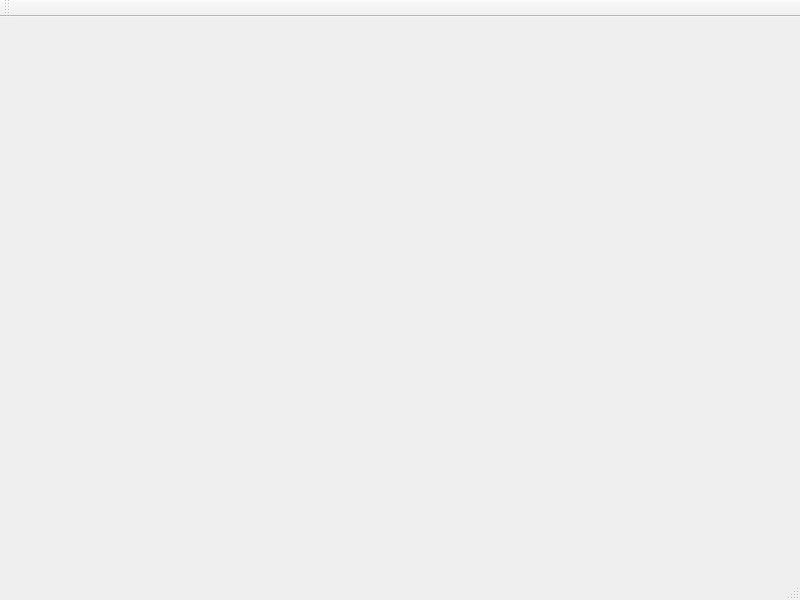
Old version of the form Client/Client/Client.ui in the repository Cosminflv/Mazecii-Veseli.
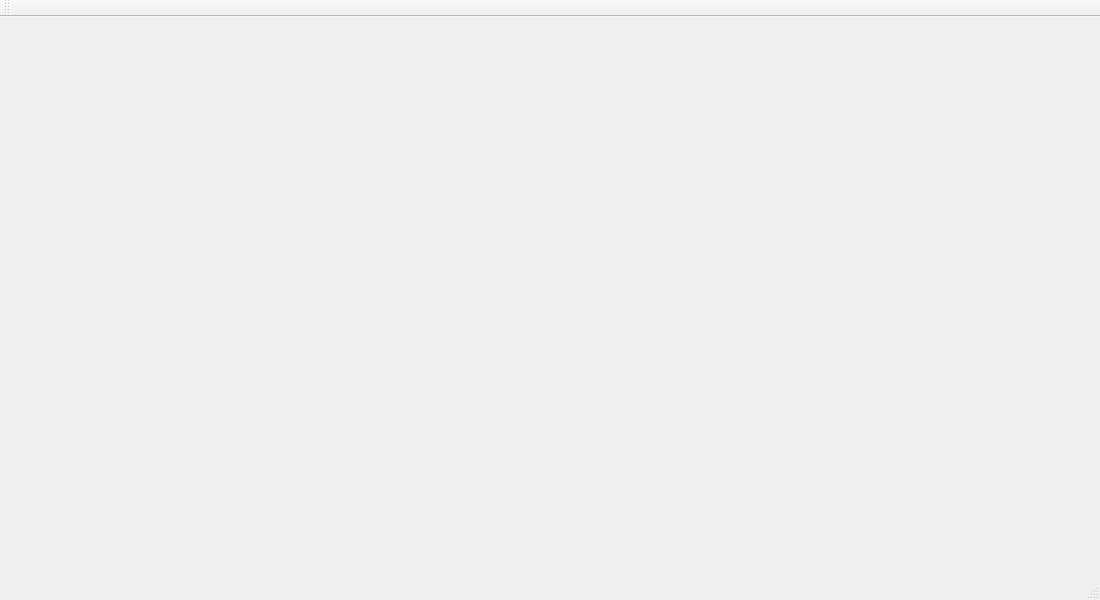
New version of the form.

Patch:
```diff
--- a/Client/Client/Client.ui
+++ b/Client/Client/Client.ui
@@ -6,7 +6,7 @@
    <rect>
     <x>0</x>
     <y>0</y>
-    <width>800</width>
+    <width>1100</width>
     <height>600</height>
    </rect>
   </property>
```
Left out of the diff: 2 changed lines with no effect on the pictures.
